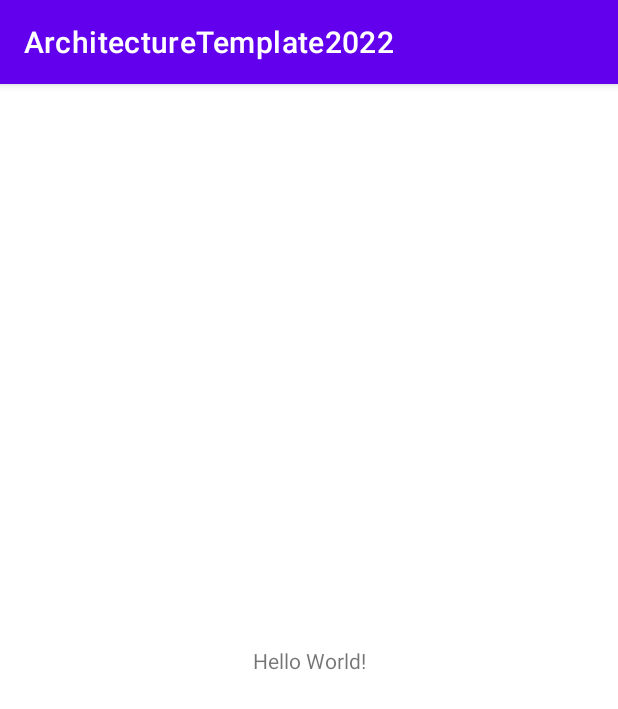
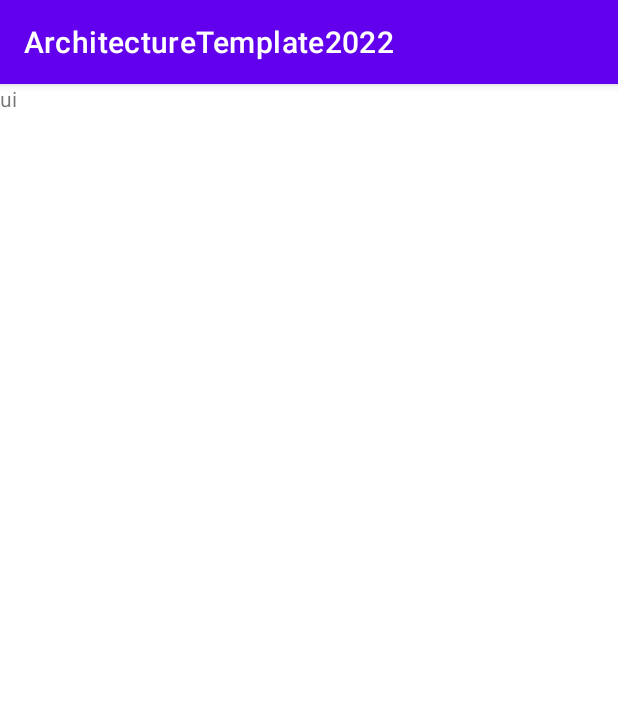
Before and after one commit to yuricfurusho/ArchitectureTemplate2022, an Android app: the screen it shows after launch (MainActivity before the commit, ContractorsListActivity after it), on a phone screen of 412 x 824 dp. Shown: the top 709 px of the screen. Run offline under Robolectric (Android 15) with nearby library versions, the phone set to English and light mode, and no system bars.

Commit message:
AAT-2: Part 1: Setting up backup XML UI

```diff
--- a/app/build.gradle
+++ b/app/build.gradle
@@ -37,6 +37,7 @@ dependencies {
     implementation 'androidx.appcompat:appcompat:1.4.2'
     implementation 'com.google.android.material:material:1.6.1'
     implementation 'androidx.constraintlayout:constraintlayout:2.1.4'
+    implementation project(path: ':ui')
     testImplementation 'junit:junit:4.13.2'
     androidTestImplementation 'androidx.test.ext:junit:1.1.3'
     androidTestImplementation 'androidx.test.espresso:espresso-core:3.4.0'
--- a/app/src/main/java/com/yuricfurusho/architecturetemplate2022/MainActivity.kt
+++ b/app/src/main/java/com/yuricfurusho/architecturetemplate2022/MainActivity.kt
@@ -1,11 +1,16 @@
 package com.yuricfurusho.architecturetemplate2022
 
+import android.content.Intent
 import androidx.appcompat.app.AppCompatActivity
 import android.os.Bundle
+import com.yuricfurusho.architecturetemplate2022.ui.ContractorsListActivity
 
 class MainActivity : AppCompatActivity() {
     override fun onCreate(savedInstanceState: Bundle?) {
         super.onCreate(savedInstanceState)
         setContentView(R.layout.activity_main)
+
+        startActivity(Intent(this, ContractorsListActivity::class.java))
+        finish()
     }
 }
--- a/ui/build.gradle
+++ b/ui/build.gradle
@@ -34,6 +34,7 @@ dependencies {
     implementation 'androidx.core:core-ktx:1.7.0'
     implementation 'androidx.appcompat:appcompat:1.4.2'
     implementation 'com.google.android.material:material:1.6.1'
+    implementation 'androidx.constraintlayout:constraintlayout:2.1.4'
     testImplementation 'junit:junit:4.13.2'
     androidTestImplementation 'androidx.test.ext:junit:1.1.3'
     androidTestImplementation 'androidx.test.espresso:espresso-core:3.4.0'
--- /dev/null
+++ b/ui/src/main/java/com/yuricfurusho/architecturetemplate2022/ui/ContractorsListActivity.kt
@@ -0,0 +1,11 @@
+package com.yuricfurusho.architecturetemplate2022.ui
+
+import android.os.Bundle
+import androidx.appcompat.app.AppCompatActivity
+
+class ContractorsListActivity : AppCompatActivity() {
+    override fun onCreate(savedInstanceState: Bundle?) {
+        super.onCreate(savedInstanceState)
+        setContentView(R.layout.activity_contractors_list)
+    }
+}
--- /dev/null
+++ b/ui/src/main/res/layout/activity_contractors_list.xml
@@ -0,0 +1,14 @@
+<?xml version="1.0" encoding="utf-8"?>
+<androidx.constraintlayout.widget.ConstraintLayout xmlns:android="http://schemas.android.com/apk/res/android"
+    xmlns:app="http://schemas.android.com/apk/res-auto"
+    xmlns:tools="http://schemas.android.com/tools"
+    android:layout_width="match_parent"
+    android:layout_height="match_parent"
+    tools:context="com.yuricfurusho.architecturetemplate2022.ui.ContractorsListActivity">
+
+    <TextView
+        android:layout_width="match_parent"
+        android:layout_height="match_parent"
+        android:text="ui"/>
+
+</androidx.constraintlayout.widget.ConstraintLayout>
--- /dev/null
+++ b/ui/src/main/res/values/strings.xml
@@ -0,0 +1 @@
+<resources></resources>
```
Also changed, not shown: ui/src/main/AndroidManifest.xml (+7 -1 lines).
